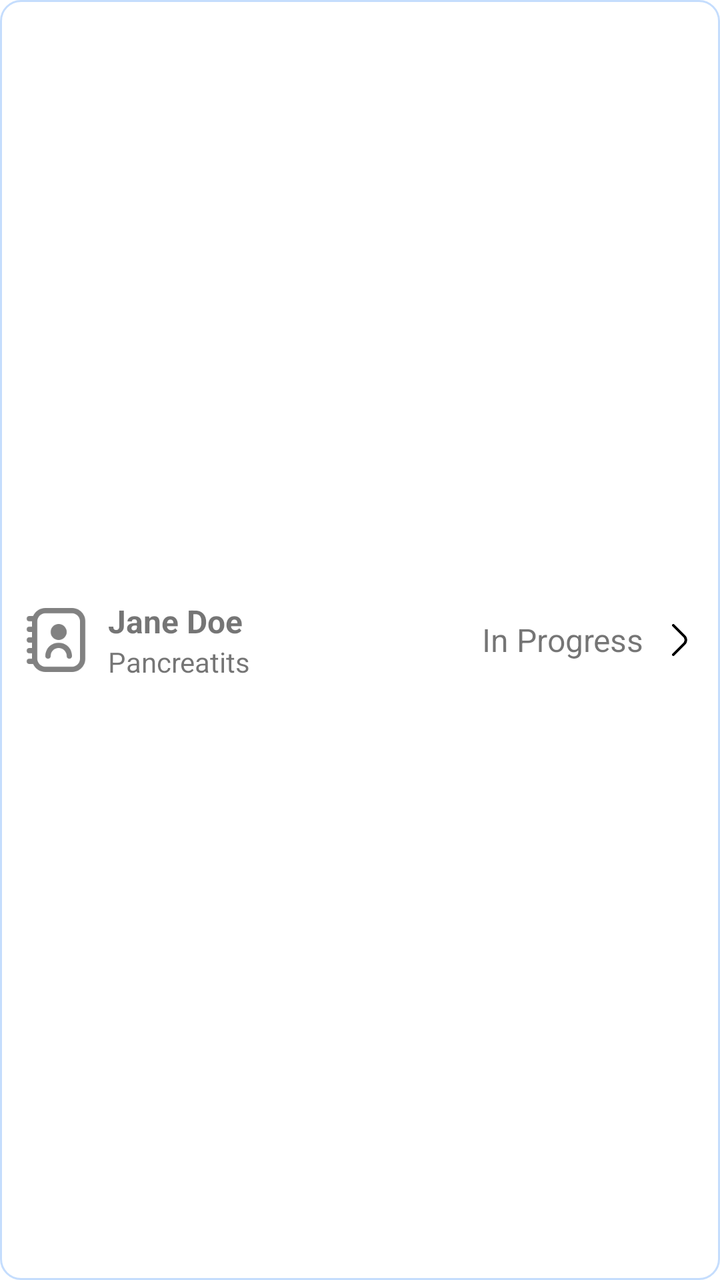
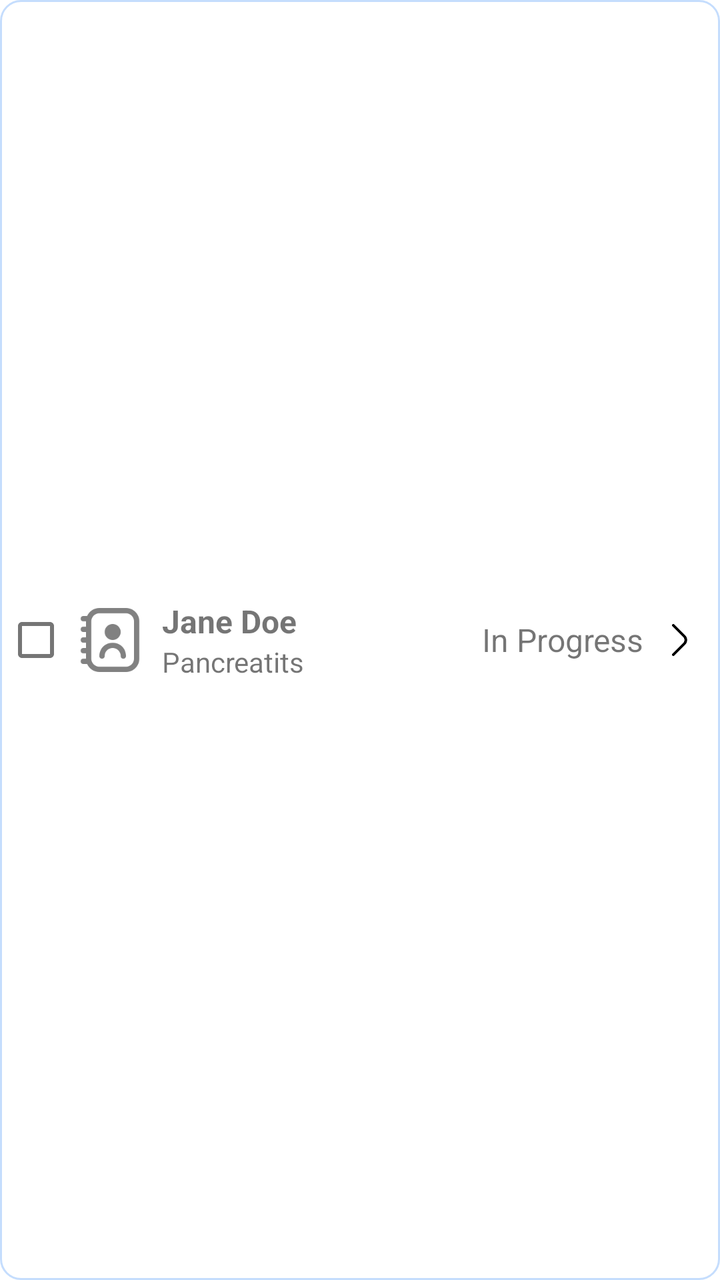

An Android layout rendered at two revisions. The XML below is the earlier revision; the diff shows what the commit changed to produce the second picture.
<!-- AndroidManifest.xml: application theme Theme.Pancreatitis -->
<!-- res/layout/item_questionnaire.xml -->
<?xml version="1.0" encoding="utf-8"?>
<LinearLayout xmlns:android="http://schemas.android.com/apk/res/android"
    xmlns:app="http://schemas.android.com/apk/res-auto"
    android:layout_width="match_parent"
    android:layout_height="wrap_content"
    android:background="@drawable/rounded_background"
    android:layout_marginTop="10dp"
    android:orientation="horizontal"
    android:gravity="center">

    <ImageView
        android:layout_width="32dp"
        android:layout_height="32dp"
        android:src="@drawable/book128"
        android:layout_gravity="center"
        android:scaleType="centerInside"
        android:layout_margin="10dp"
        app:tint="@color/colorNoActive" />

    <LinearLayout
        android:layout_width="200dp"
        android:layout_height="wrap_content"
        android:layout_weight="1"
        android:orientation="vertical"
        android:layout_marginTop="10dp"
        android:layout_marginBottom="10dp">

        <TextView
            android:id="@+id/text_fio"
            android:layout_width="wrap_content"
            android:layout_height="wrap_content"
            android:text="Jane Doe"
            android:textSize="16sp"
            android:textStyle="bold"/>

        <TextView
            android:id="@+id/text_diagnosis"
            android:layout_width="match_parent"
            android:layout_height="wrap_content"
            android:text="Pancreatits"
            android:textSize="14sp"/>

    </LinearLayout>

    <TextView
        android:id="@+id/text_status"
        android:layout_width="wrap_content"
        android:layout_height="wrap_content"
        android:text="In Progress"
        android:layout_marginRight="0dp"
        android:layout_marginTop="10dp"
        android:layout_marginBottom="10dp"
        android:textSize="16sp"/>

    <ImageView
        android:layout_width="16dp"
        android:layout_height="16dp"
        android:layout_margin="10dp"
        android:src="@drawable/angle_right128"
        android:layout_gravity="center_vertical" />
</LinearLayout>
<!-- resources referenced by this layout -->
<resources>
  <color name="colorNoActive">#818181</color>
  <!-- drawable angle_right128: png bitmap (drawable, 931 bytes) -->
  <!-- drawable book128: png bitmap (drawable, 2945 bytes) -->
  <!-- drawable rounded_background (drawable) -->
  <?xml version="1.0" encoding="utf-8"?>
  <shape xmlns:android="http://schemas.android.com/apk/res/android"
      android:shape="rectangle">
      <corners android:radius="10dp"/>  
      <solid android:color="@android:color/white"/> 
      <padding
          android:left="2dp"
          android:right="2dp"
          android:top="2dp"
          android:bottom="2dp"/>
  
      <stroke
          android:width="1dp"
          android:color="@color/colorCircle"/> 
  </shape>
  <style name="Theme.Pancreatitis" parent="Theme.MaterialComponents.DayNight.DarkActionBar">
          
          <item name="colorPrimary">@color/colorActive</item>
          <item name="colorPrimaryVariant">@color/colorActive</item>
          <item name="colorOnPrimary">@color/white</item>
          
          <item name="colorSecondary">@color/teal_200</item>
          <item name="colorSecondaryVariant">@color/teal_700</item>
          <item name="colorOnSecondary">@color/black</item>
          
          <item name="android:statusBarColor">?attr/colorPrimaryVariant</item>
          
      </style>
  <color name="colorCircle">#C5DDFD</color>
  <color name="colorActive">#3D54F6</color>
  <color name="white">#FFFFFFFF</color>
  <color name="teal_200">#FF03DAC5</color>
  <color name="teal_700">#FF018786</color>
  <color name="black">#FF000000</color>
</resources>

<!-- the commit's change to res/layout/item_questionnaire.xml (unified diff, before → after) -->
@@ -6,7 +6,17 @@
     android:background="@drawable/rounded_background"
     android:layout_marginTop="10dp"
     android:orientation="horizontal"
+    android:focusable="false"
     android:gravity="center">
+
+    <CheckBox
+        android:id="@+id/is_checked"
+        android:layout_width="32dp"
+        android:layout_height="32dp"
+        android:layout_margin="0dp"
+        android:clickable="true"
+        android:focusable="true"
+        android:padding="0dp"/>
 
     <ImageView
         android:layout_width="32dp"
@@ -14,7 +24,7 @@
         android:src="@drawable/book128"
         android:layout_gravity="center"
         android:scaleType="centerInside"
-        android:layout_margin="10dp"
+        android:layout_marginLeft="5dp"
         app:tint="@color/colorNoActive" />
 
     <LinearLayout
@@ -22,8 +32,7 @@
         android:layout_height="wrap_content"
         android:layout_weight="1"
         android:orientation="vertical"
-        android:layout_marginTop="10dp"
-        android:layout_marginBottom="10dp">
+        android:layout_margin="10dp">
 
         <TextView
             android:id="@+id/text_fio"
